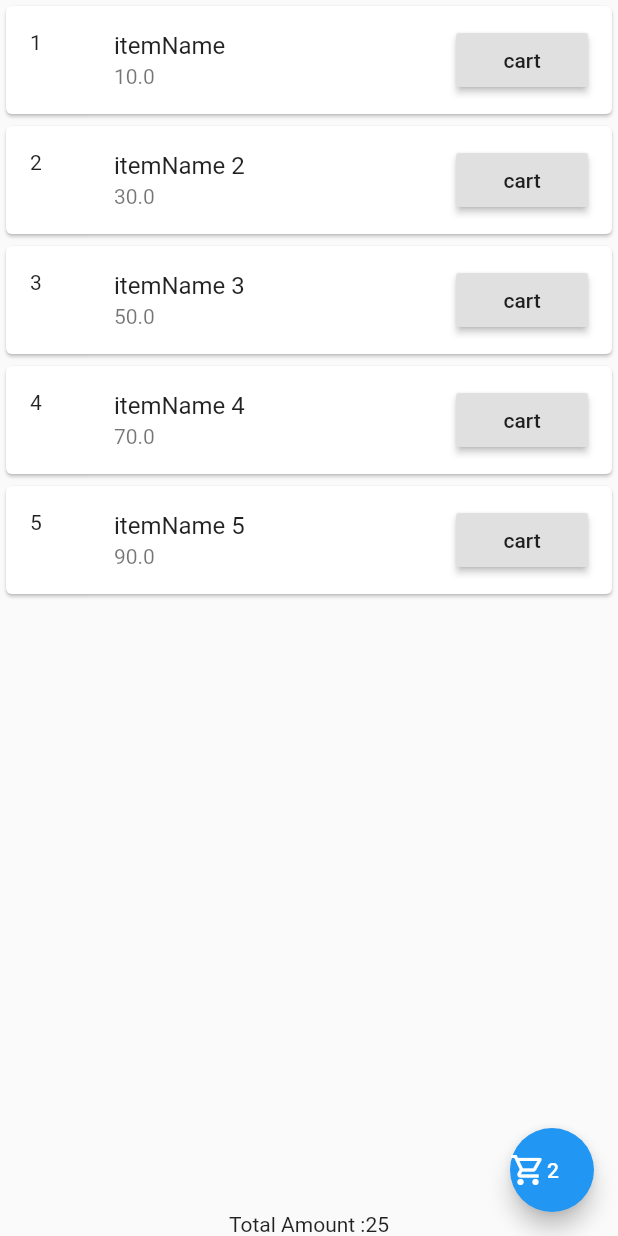
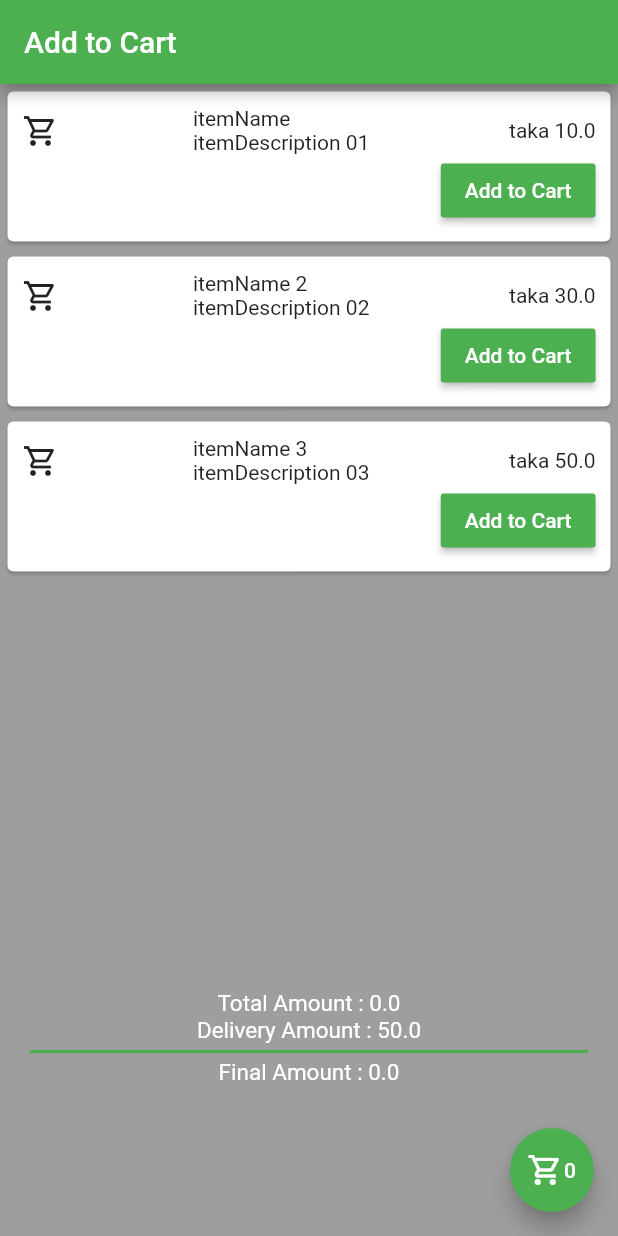
Before and after one commit to MdAdnanMorshed/getxformat, a Flutter app: the screen it shows after launch, on a phone screen of 412 x 824 dp. Run offline on Flutter 3.47's test engine with Material 2 defaults, Android fonts, the phone set to English and light mode, and no system bars; our stand-ins replace get.

Commit message:
cart controller work

```diff
--- /dev/null
+++ b/lib/controllers/cart_controller.dart
@@ -0,0 +1,24 @@
+import 'package:getxformat/models/items.dart';
+import 'package:get/state_manager.dart';
+
+class AddToCartController  extends GetxController{
+
+
+  var itemCart=List<Item>().obs;
+  int get countItemToCart=>itemCart.length;
+
+  double  get totalItemAmount {
+
+   return itemCart.value.fold(0.0, (sum, item) =>sum+item.iPrice);
+  }
+
+  addToCart(Item iCart){
+    for(var item in itemCart){
+
+      print('object'+item.iName.toString());
+    }
+
+    print('add to cart');
+    return itemCart.add(iCart);
+  }
+}
--- a/lib/controllers/shpping_controller.dart
+++ b/lib/controllers/shpping_controller.dart
@@ -1,11 +1,11 @@
 
-import 'package:get/get.dart';
+
+import 'package:get/state_manager.dart';
 import 'package:getxformat/models/items.dart';
 
 class ShoppingController extends GetxController {
 
   var items=List<Item>().obs;
-
 
   @override
   void onInit() {
@@ -18,8 +18,7 @@ class ShoppingController extends GetxController {
     Item(id: 1,iName:'itemName',iPrice:10,iDescription: 'itemDescription 01',),
     Item(id: 2,iName:'itemName 2',iPrice:30,iDescription: 'itemDescription 02',),
     Item(id: 3,iName:'itemName 3',iPrice:50,iDescription: 'itemDescription 03',),
-    Item(id: 4,iName:'itemName 4',iPrice:70,iDescription: 'itemDescription 04',),
-    Item(id: 5,iName:'itemName 5',iPrice:90,iDescription: 'itemDescription 05',),
+
    ];
    items.value=itemsResponse;
   }
--- a/lib/main.dart
+++ b/lib/main.dart
@@ -11,9 +11,13 @@ class MyApp extends StatelessWidget {
   @override
   Widget build(BuildContext context) {
     return MaterialApp(
-      title: 'GetX Flutter Demo',
+      title: 'Flutter Demo',
       theme: ThemeData(
-        primarySwatch: Colors.blue,
+
+        primarySwatch: Colors.green,
+        // This makes the visual density adapt to the platform that you run
+        // the app on. For desktop platforms, the controls will be smaller and
+        // closer together (more dense) than on mobile platforms.
         visualDensity: VisualDensity.adaptivePlatformDensity,
       ),
       home: ShoppingPage(),
--- a/lib/views/shopping_page.dart
+++ b/lib/views/shopping_page.dart
@@ -1,50 +1,122 @@
 import 'package:flutter/material.dart';
 import 'package:get/get.dart';
+import 'package:getxformat/controllers/cart_controller.dart';
 import 'package:getxformat/controllers/shpping_controller.dart';
 
 class ShoppingPage extends StatelessWidget {
-  final shoppingController=Get.put(ShoppingController());
+  final shoppingController = Get.put(ShoppingController());
+  final cartController = Get.put(AddToCartController());
 
   @override
   Widget build(BuildContext context) {
     return Scaffold(
+      appBar: AppBar(
+        title: Text('Add to Cart'),
+      ),
+      backgroundColor: Colors.grey,
       body: SafeArea(
         child: Column(
           mainAxisSize: MainAxisSize.min,
           children: [
             Expanded(
               child: GetX<ShoppingController>(
-                builder: (shopController){
+                builder: (shopController) {
                   return ListView.builder(
                     itemCount: shopController.items.length,
-                  itemBuilder:(context,index){
+                    itemBuilder: (context, index) {
                       return Card(
-
-                      child: ListTile(
-                        leading: Text(shoppingController.items[index].id.toString()),
-                        title: Text(shopController.items[index].iName),
-                        subtitle:  Text(shopController.items[index].iPrice.toString()),
-                        trailing: RaisedButton(onPressed: (){
-
+                        margin: const EdgeInsets.all(5),
+                        child: Padding(
+                          padding: const EdgeInsets.all(10.0),
+                          child: Column(
+                            crossAxisAlignment: CrossAxisAlignment.end,
+                            children: [
+                              Row(
+                                mainAxisAlignment:
+                                    MainAxisAlignment.spaceBetween,
+                                children: [
+                                  Icon(Icons.shopping_cart_outlined),
+                                  Column(
+                                    crossAxisAlignment:
+                                        CrossAxisAlignment.start,
+                                    children: [
+                                      Text(
+                                        '${shopController.items[index].iName}',
+                                        style: TextStyle(fontSize: 14),
+                                      ),
+                                      Text(
+                                          '${shopController.items[index].iDescription}'),
+                                    ],
+                                  ),
+                                  Text(
+                                      '\ taka ${shopController.items[index].iPrice}',
+                                      style: TextStyle(fontSize: 14)),
+                                ],
+                              ),
+                              RaisedButton(
+                                onPressed: () {
+                                  cartController.addToCart(
+                                      shoppingController.items[index]);
                                 },
-                          child: Text('cart'),)
+                                color: Colors.green,
+                                textColor: Colors.white,
+                                child: Text('Add to Cart'),
+                              ),
+                            ],
+                          ),
                         ),
                       );
-                  }
-
+                    },
                   );
                 },
-              )
               ),
-            Text('Total Amount :25'),
+            ),
+            SizedBox(height: 20),
+            GetX<AddToCartController>(builder: (cartItemAmount) {
+              return Column(
+                mainAxisSize: MainAxisSize.min,
+                children: [
+                  Text(
+                    'Total Amount : ${cartItemAmount.totalItemAmount}',
+                    style: TextStyle(fontSize: 15, color: Colors.white),
+                  ),
+                  Text(
+                    'Delivery Amount : 50.0',
+                    style: TextStyle(fontSize: 15, color: Colors.white),
+                  ),
+                  Divider(
+                    color: Colors.green,
+                    thickness: 2,
+                    height: 10,
+                    endIndent: 20,
+                    indent: 20,
+                  ),
+                  Text(
+                    'Final Amount : 0.0',
+                    style: TextStyle(fontSize: 15, color: Colors.white),
+                  ),
+                ],
+              );
+            }),
+            SizedBox(
+              height: 100,
+            ),
           ],
         ),
       ),
       floatingActionButton: FloatingActionButton(
-       child: Row(children: [
+        backgroundColor: Colors.green,
+        child: Row(
+          mainAxisAlignment: MainAxisAlignment.center,
+          children: [
             Icon(Icons.shopping_cart_outlined),
-         Text('2'),
-       ],),
+            GetX<AddToCartController>(
+              builder: (cartController) {
+                return Text(cartController.countItemToCart.toString());
+              },
+            )
+          ],
+        ),
       ),
     );
   }
--- a/pubspec.yaml
+++ b/pubspec.yaml
@@ -21,6 +21,7 @@ environment:
   sdk: ">=2.7.0 <3.0.0"
 
 dependencies:
+  get: ^3.17.1
   flutter:
     sdk: flutter
 
@@ -28,7 +29,7 @@ dependencies:
   # The following adds the Cupertino Icons font to your application.
   # Use with the CupertinoIcons class for iOS style icons.
   cupertino_icons: ^1.0.0
-  get: ^3.17.1
+
 
 dev_dependencies:
   flutter_test:
```
Lines whose indentation alone changed are shown as unchanged.
